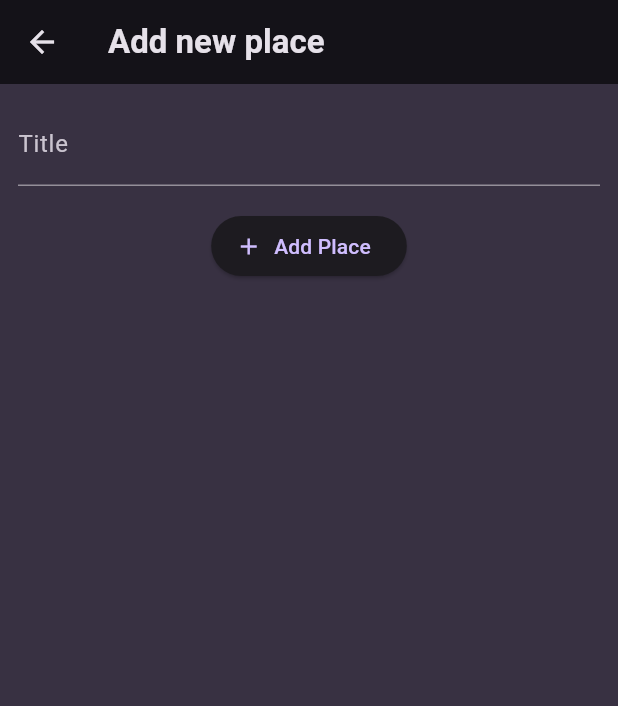
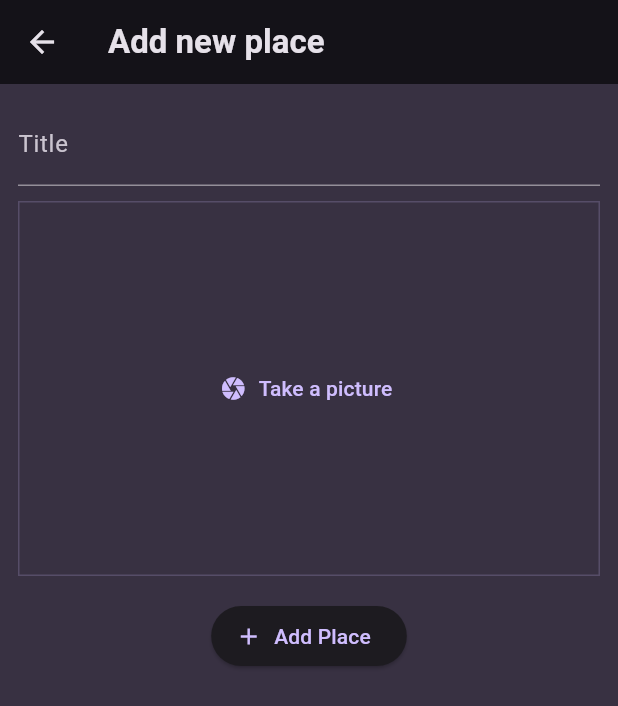
Before and after one commit to HugoLaurent/favorite_place, a Flutter app: the AddPlaceScreen screen opened directly, on a phone screen of 412 x 824 dp. Shown: the top 706 px of the screen. Run offline on Flutter 3.47's test engine with Material 3 defaults, Android fonts, the phone set to English and light mode, and no system bars; our stand-ins replace flutter_riverpod, google_fonts.

Commit message:
Mise en de l'ui pour prendre une photo

```diff
--- a/lib/screens/add_place.dart
+++ b/lib/screens/add_place.dart
@@ -1,3 +1,4 @@
+import 'package:favorite_place/widgets/image_input.dart';
 import 'package:flutter/material.dart';
 
 import 'package:flutter_riverpod/flutter_riverpod.dart';
@@ -51,6 +52,8 @@ class _AddPlaceScreenState extends ConsumerState<AddPlaceScreen> {
                 color: Theme.of(context).colorScheme.onBackground,
               ),
             ),
+            const SizedBox(height: 10),
+            ImageInput(),
             const SizedBox(height: 16),
             ElevatedButton.icon(
               onPressed: _savePlace,
--- /dev/null
+++ b/lib/widgets/image_input.dart
@@ -0,0 +1,34 @@
+import 'package:flutter/material.dart';
+
+class ImageInput extends StatefulWidget {
+  const ImageInput({super.key});
+
+  @override
+  State<StatefulWidget> createState() {
+    return _ImageInputState();
+  }
+}
+
+class _ImageInputState extends State<ImageInput> {
+  void _takePicture() {}
+
+  @override
+  Widget build(BuildContext context) {
+    return Container(
+      decoration: BoxDecoration(
+        border: Border.all(
+          width: 1,
+          color: Theme.of(context).colorScheme.primary.withOpacity(.2),
+        ),
+      ),
+      height: 250,
+      width: double.infinity,
+      alignment: Alignment.center,
+      child: TextButton.icon(
+        onPressed: _takePicture,
+        icon: const Icon(Icons.camera),
+        label: const Text("Take a picture"),
+      ),
+    );
+  }
+}
```
